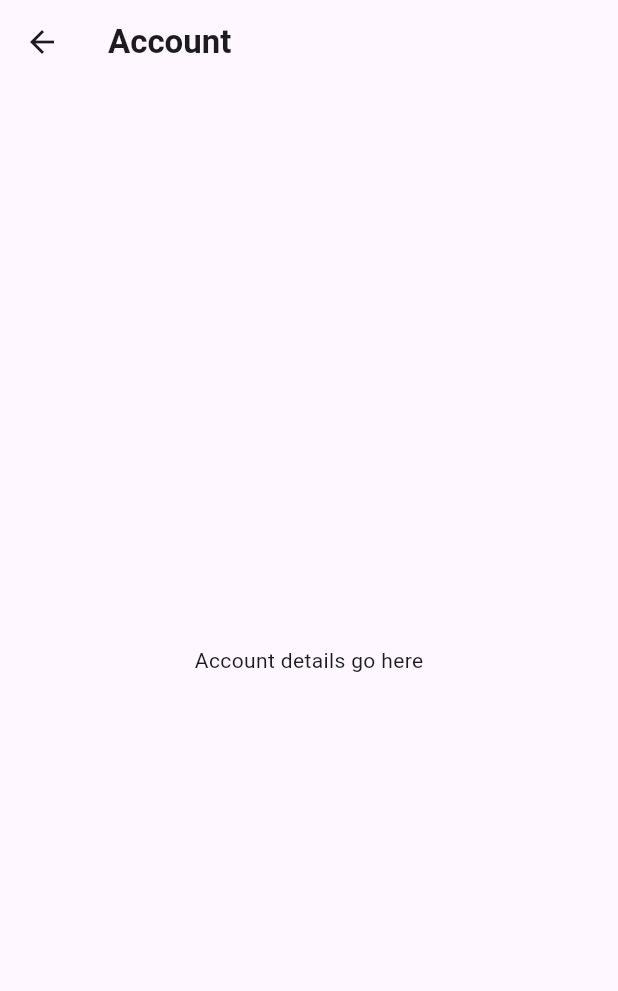
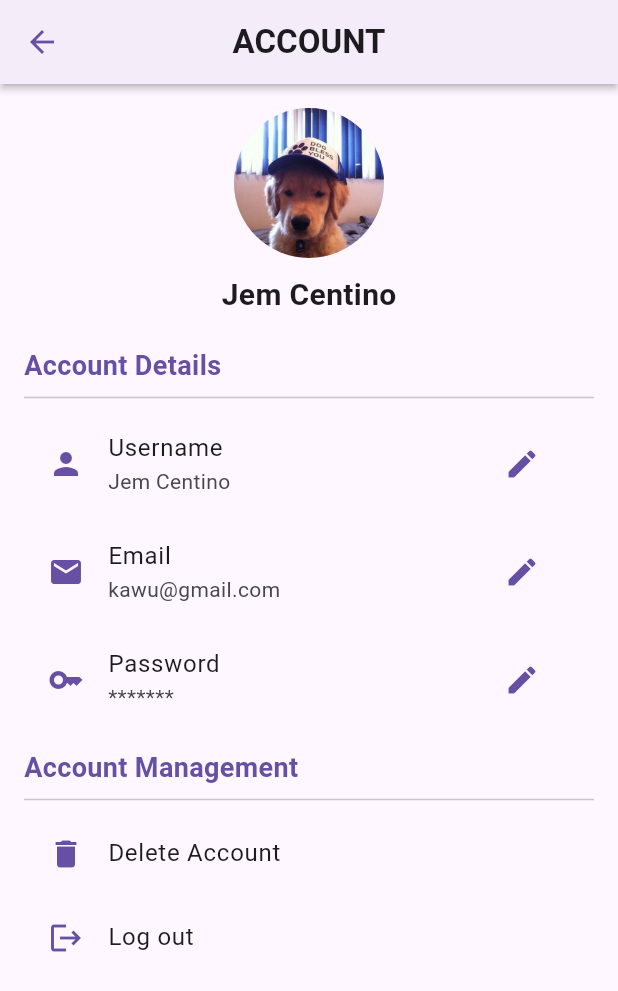
Before and after one commit to jharodiv/Accessability, a Flutter app: the AccountScreen screen opened directly, on a phone screen of 412 x 824 dp. Shown: the top 991 px of the screen. Run offline on Flutter 3.47's test engine with Material 3 defaults, Android fonts, the phone set to English and light mode, and no system bars; our stand-ins replace animated_splash_screen, lottie.

Commit message:
Frontend - Account UI [1] Can't edit yet

```diff
--- a/frontend/lib/accessability/widgets/settingswidgets/accountscreen.dart
+++ b/frontend/lib/accessability/widgets/settingswidgets/accountscreen.dart
@@ -1,4 +1,5 @@
 import 'package:flutter/material.dart';
+import 'package:frontend/accessability/screens/settings/settingsscreen.dart';
 
 class AccountScreen extends StatelessWidget {
   const AccountScreen({super.key});
@@ -6,17 +7,108 @@ class AccountScreen extends StatelessWidget {
   @override
   Widget build(BuildContext context) {
     return Scaffold(
-      appBar: AppBar(
-        leading:
-            IconButton(onPressed: () {}, icon: const Icon(Icons.arrow_back)),
-        title: const Text(
-          'Account',
-          style: TextStyle(fontWeight: FontWeight.bold),
+        appBar: AppBar(
+          leading: IconButton(
+              onPressed: () {
+                Navigator.pop(
+                  context,
+                  MaterialPageRoute(
+                    builder: (context) => const SettingsScreen(),
+                  ),
+                );
+              },
+              icon: const Icon(Icons.arrow_back, color: Color(0xFF6750A4))),
+          title: const Text(
+            'ACCOUNT',
+            style: TextStyle(fontWeight: FontWeight.bold),
+          ),
+          centerTitle: true,
+          elevation: 2,
+          shadowColor: Colors.black,
         ),
-      ),
-      body: const Center(
-        child: Text('Account details go here'),
-      ),
-    );
+        body: SingleChildScrollView(
+          child: Padding(
+            padding: const EdgeInsets.all(16.0),
+            child: Column(
+              crossAxisAlignment: CrossAxisAlignment.start,
+              children: [
+                const Center(
+                  child: Column(
+                    children: [
+                      CircleAvatar(
+                        radius: 50,
+                        backgroundImage:
+                            AssetImage('assets/images/others/profile.jpg'),
+                      ),
+                      SizedBox(height: 10),
+                      Text(
+                        'Jem Centino',
+                        style: TextStyle(
+                            fontSize: 20, fontWeight: FontWeight.bold),
+                      ),
+                    ],
+                  ),
+                ),
+                const SizedBox(
+                  height: 20,
+                ),
+                const Text(
+                  'Account Details',
+                  style: TextStyle(
+                      fontSize: 18,
+                      fontWeight: FontWeight.bold,
+                      color: Color(0xFF6750A4)),
+                ),
+                const Divider(),
+                ListTile(
+                  leading: const Icon(Icons.person, color: Color(0xFF6750A4)),
+                  title: const Text('Username'),
+                  subtitle: const Text('Jem Centino'),
+                  trailing: IconButton(
+                    icon: const Icon(Icons.edit, color: Color(0xFF6750A4)),
+                    onPressed: () {},
+                  ),
+                ),
+                ListTile(
+                  leading: const Icon(Icons.email, color: Color(0xFF6750A4)),
+                  title: const Text('Email'),
+                  subtitle: const Text('kawu@gmail.com'),
+                  trailing: IconButton(
+                    icon: const Icon(Icons.edit, color: Color(0xFF6750A4)),
+                    onPressed: () {},
+                  ),
+                ),
+                ListTile(
+                  leading: const Icon(Icons.key, color: Color(0xFF6750A4)),
+                  title: const Text('Password'),
+                  subtitle: const Text('*******'),
+                  trailing: IconButton(
+                    icon: const Icon(Icons.edit, color: Color(0xFF6750A4)),
+                    onPressed: () {},
+                  ),
+                ),
+                const SizedBox(
+                  height: 10,
+                ),
+                const Text(
+                  'Account Management',
+                  style: TextStyle(
+                      fontSize: 18,
+                      fontWeight: FontWeight.bold,
+                      color: Color(0xFF6750A4)),
+                ),
+                const Divider(),
+                const ListTile(
+                  leading: Icon(Icons.delete, color: Color(0xFF6750A4)),
+                  title: Text('Delete Account'),
+                ),
+                const ListTile(
+                  leading: Icon(Icons.logout, color: Color(0xFF6750A4)),
+                  title: Text('Log out'),
+                ),
+              ],
+            ),
+          ),
+        ));
   }
 }
--- a/frontend/pubspec.yaml
+++ b/frontend/pubspec.yaml
@@ -63,6 +63,7 @@ flutter:
   assets:
     - assets/images/authentication/authenticationImage.png
     - assets/animation/
+    - assets/images/others/
 
   # To add assets to your application, add an assets section, like this:
   # assets:
```
Also changed, not shown: frontend/assets/images/others/profile.jpg (added).
